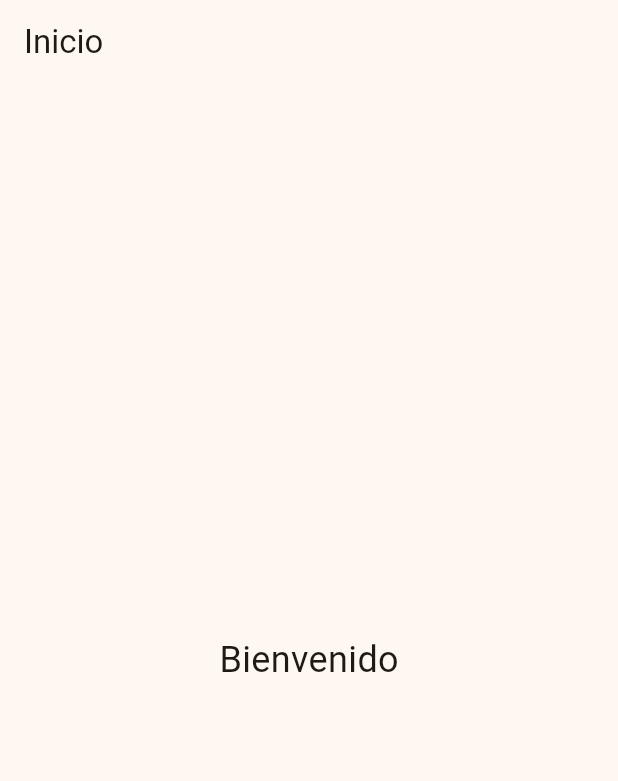
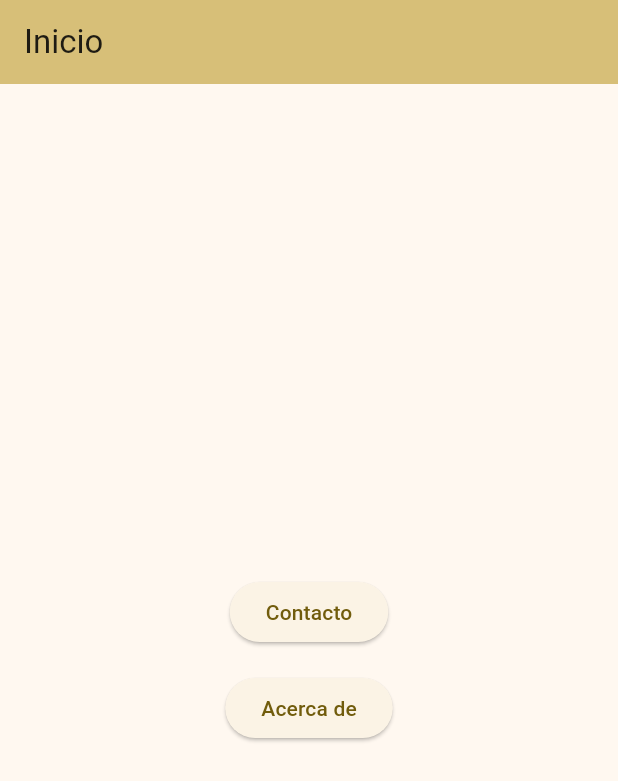
Before and after one commit to virden18/vdenis-flutter-002, a Flutter app: the screen it shows after launch, on a phone screen of 412 x 824 dp. Shown: the top 781 px of the screen. Run offline on Flutter 3.47's test engine with Material 3 defaults, Android fonts, the light colour scheme and no system bars.

Commit message:
Añadir navegación básica entre pantallas
Se implementa la navegación entre las pantallas de inicio.

Se utilizaron 'Navigator.push' y 'MaterialPageRoute' para manejar
la navegación.

Se actualizó el código de las pantallas de 'acerca de' y 'contactos',
eliminando las AppBars, ya que es una funcionalidad que se agregará
más adelante.

```diff
--- a/lib/main.dart
+++ b/lib/main.dart
@@ -11,7 +11,7 @@ class MyApp extends StatelessWidget {
   @override
   Widget build(BuildContext context) {
     return MaterialApp(
-      title: 'Stateless vs Stateful',
+      title: 'Inicio',
       theme: ThemeData(colorScheme : ColorScheme.fromSeed(seedColor:Color.fromARGB(255, 215, 191, 120))),
       home: const InicioScreen(),
     );
--- a/lib/views/inicio_screen.dart
+++ b/lib/views/inicio_screen.dart
@@ -1,4 +1,6 @@
 import 'package:flutter/material.dart';
+import 'package:vdenis_flutter_002/views/acercade_screen.dart';
+import 'package:vdenis_flutter_002/views/contacto_screen.dart';
 
 class InicioScreen extends StatelessWidget {
   const InicioScreen({super.key});
@@ -7,12 +9,34 @@ class InicioScreen extends StatelessWidget {
   Widget build(BuildContext context) {
     return Scaffold(
       appBar: AppBar(
-        title: const Text('Inicio'),
+      title: const Text('Inicio'),
+      backgroundColor: Color.fromARGB(255, 215, 191, 120),
       ),
-      body: const Center(
-        child: Text(
-          'Bienvenido',
-          style: TextStyle(fontSize: 24),
+      body: Center(
+        child: Column(
+          mainAxisAlignment: MainAxisAlignment.center,
+
+          children: [
+            ElevatedButton(
+              onPressed: () {
+                Navigator.push(
+                  context,
+                  MaterialPageRoute(builder: (context) => const ContactoScreen(),)
+                );
+              },
+              child: const Text('Contacto'),
+            ),
+            const SizedBox(height: 16),
+            ElevatedButton(
+              onPressed: () {
+                Navigator.push(
+                  context,
+                  MaterialPageRoute(builder: (context) => const AcercaDeScreen(),)
+                );
+              },
+              child: const Text('Acerca de'),
+            )
+          ]
         ),
       ),
     );
```
Also changed, not shown: lib/views/acercade_screen.dart (+13 -6 lines), lib/views/contacto_screen.dart (+14 -7 lines).
